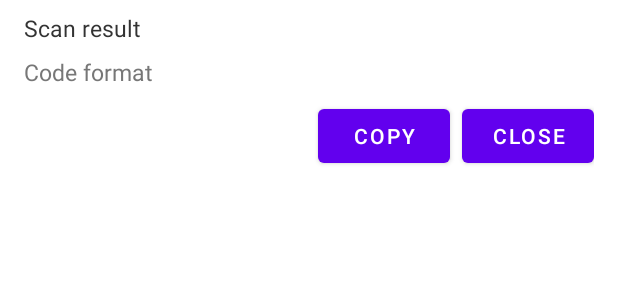
After one commit to tl3nUniversityAssignments/oop-lab3, an Android app: the layout dialog_scan_result.xml on its own in the app's theme, with its tools: preview values and no code run, on a phone screen of 412 x 824 dp. The commit adds this screen. Shown: the top 300 px of the screen. Run offline under Robolectric (Android 15) with nearby library versions, the phone set to English and light mode, and no system bars.

Commit message:
added scan result dialog

```diff
--- /dev/null
+++ b/app/src/main/res/layout/dialog_scan_result.xml
@@ -0,0 +1,58 @@
+<?xml version="1.0" encoding="utf-8"?>
+<LinearLayout
+    xmlns:android="http://schemas.android.com/apk/res/android"
+    xmlns:tools="http://schemas.android.com/tools"
+    android:layout_width="match_parent"
+    android:layout_height="wrap_content"
+    android:orientation="vertical"
+    android:paddingBottom="16dp"
+    android:paddingEnd="16dp"
+    android:paddingStart="16dp"
+    android:paddingTop="8dp">
+
+    <TextView
+        android:id="@+id/result"
+        android:layout_width="match_parent"
+        android:layout_height="wrap_content"
+        android:ellipsize="end"
+        android:fontFamily="sans-serif"
+        android:maxLines="5"
+        android:textColor="#ff333333"
+        android:textSize="15sp"
+        tools:text="Scan result"/>
+
+    <TextView
+        android:id="@+id/format"
+        android:layout_width="match_parent"
+        android:layout_height="wrap_content"
+        android:layout_marginTop="8dp"
+        android:ellipsize="end"
+        android:fontFamily="sans-serif"
+        android:maxLines="2"
+        android:textColor="#ff777777"
+        android:textSize="15sp"
+        tools:text="Code format"/>
+
+    <LinearLayout
+        android:layout_width="match_parent"
+        android:layout_height="wrap_content"
+        android:layout_marginTop="8dp"
+        android:gravity="end"
+        android:orientation="horizontal">
+
+        <Button
+            android:id="@+id/copy"
+            android:layout_width="wrap_content"
+            android:layout_height="wrap_content"
+            android:text="@string/copy"
+            tools:ignore="ButtonStyle"/>
+
+        <Button
+            android:id="@+id/close"
+            android:layout_width="wrap_content"
+            android:layout_height="wrap_content"
+            android:layout_marginStart="8dp"
+            android:text="@string/close"
+            tools:ignore="ButtonStyle"/>
+    </LinearLayout>
+</LinearLayout>
--- a/app/src/main/res/values/strings.xml
+++ b/app/src/main/res/values/strings.xml
@@ -2,7 +2,10 @@
     <string name="app_name">QRaptor</string>
     <string name="title_scanner">Scanner</string>
     <string name="title_history">History</string>
-    <string name="text_scan">Scan something…</string>
-    <!-- TODO: Remove or change this placeholder text -->
-    <string name="hello_blank_fragment">Hello blank fragment</string>
+    <string name="copy">Copy</string>
+    <string name="close">Close</string>
+    <string name="code_scan_hint">Hover over the code to scan it</string>
+    <string name="code_scan_last">Last scanned code: %s</string>
+    <string name="scan_result">Scan result</string>
+    <string name="copied_to_clipboard">Copied to clipboard</string>
 </resources>
```
Also changed, not shown: app/src/main/java/com/example/qraptor/ScanResultDialog.kt (added, +32 -0 lines), app/src/main/java/com/example/qraptor/ScannerFragment.kt (+13 -11 lines), app/src/main/res/layout/fragment_scanner.xml (+22 -16 lines).
